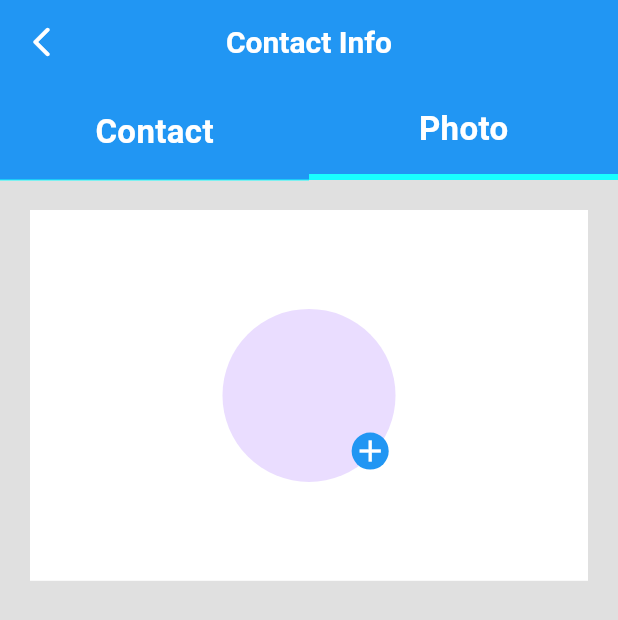
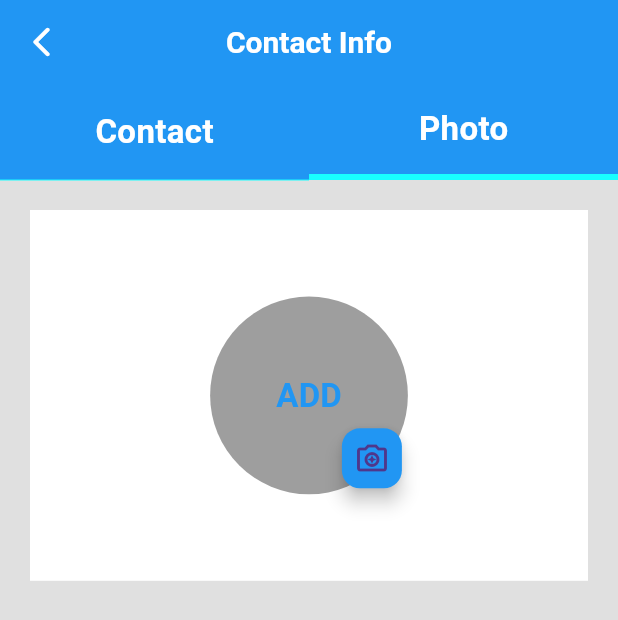
Before and after one commit to Vedpatel28/flutter_resume_builder_app, a Flutter app: the contact_info_page screen opened by its route, after a tap on "Photo", on a phone screen of 412 x 824 dp. Shown: the top 620 px of the screen. Run offline on Flutter 3.47's test engine with Material 2 defaults, Android fonts, the phone set to English and light mode, and no system bars; our stand-ins replace image_picker; accounts and stored records are empty.

Commit message:
VP | 22/04/23 | # photo add Page Complit

```diff
--- a/lib/views/modals/modals_varibles.dart
+++ b/lib/views/modals/modals_varibles.dart
@@ -1,3 +1,4 @@
+import 'dart:io';
 class allGlobalvar {
   static String? name;
   static String? email;
@@ -5,4 +6,5 @@ class allGlobalvar {
   static String? ad1;
   static String? ad2;
   static String? ad3;
+  static File? image;
 }
--- a/lib/views/screen/contact_info_page.dart
+++ b/lib/views/screen/contact_info_page.dart
@@ -1,9 +1,11 @@
+import 'dart:io';
 import 'package:flutter/material.dart';
 import 'package:flutter/services.dart';
 import 'package:flutter_resume_builder_app/utils/back_button_icon.dart';
 import 'package:flutter_resume_builder_app/utils/theme_utils.dart';
 import 'package:flutter_resume_builder_app/views/component/resume_snackbar.dart';
 import 'package:flutter_resume_builder_app/views/modals/modals_varibles.dart';
+import 'package:image_picker/image_picker.dart';
 
 class contact_info_page extends StatefulWidget {
   const contact_info_page({Key? key}) : super(key: key);
@@ -16,6 +18,8 @@ class _contact_info_pageState extends State<contact_info_page> {
   int ix = 0;
 
   GlobalKey<FormState> formmet = GlobalKey<FormState>();
+
+  ImagePicker imagepic = ImagePicker();
 
   @override
   Widget build(BuildContext context) {
@@ -104,7 +108,7 @@ class _contact_info_pageState extends State<contact_info_page> {
             Expanded(
               flex: 11,
               child: Padding(
-                padding: EdgeInsets.all(20),
+                padding: const EdgeInsets.all(20),
                 child: IndexedStack(
                   index: ix,
                   children: [
@@ -326,7 +330,7 @@ class _contact_info_pageState extends State<contact_info_page> {
                                       Row(
                                         children: [
                                           // Expanded(),
-                                          Spacer(),
+                                          const Spacer(),
                                           SizedBox(width: s.width * 0.1),
                                           Expanded(
                                             flex: 11,
@@ -353,7 +357,7 @@ class _contact_info_pageState extends State<contact_info_page> {
                                           //     size: s.height * 0.05,
                                           //   ),
                                           // ),
-                                          Spacer(),
+                                          const Spacer(),
                                           SizedBox(width: s.width * 0.1),
                                           Expanded(
                                             flex: 11,
@@ -402,26 +406,74 @@ class _contact_info_pageState extends State<contact_info_page> {
                       ),
                       alignment: Alignment.center,
                       child: Stack(
+                        alignment: Alignment.bottomRight,
                         children: [
                           CircleAvatar(
-                            radius: s.height * 0.07,
+                            radius: s.height * 0.08,
                             foregroundColor: Colors.grey,
-                            child: Align(
-                              alignment: Alignment(0.9, 0.9),
-                              child: Container(
-                                height: s.height * 0.04,
-                                width: s.width * 0.06,
-                                decoration: const BoxDecoration(
-                                  color: Colors.blue,
-                                  shape: BoxShape.circle,
+                            backgroundColor: Colors.grey,
+                            foregroundImage: (allGlobalvar.image != null)
+                                ? FileImage(allGlobalvar.image!)
+                                : null,
+                            child: Text("ADD", style: titeltext),
+                          ),
+                          FloatingActionButton.small(
+                            elevation: 5,
+                            onPressed: () {
+                              showDialog(
+                                context: context,
+                                builder: (context) => AlertDialog(
+                                  alignment: Alignment.center,
+                                  shadowColor: Colors.black,
+                                  shape: UnderlineInputBorder(
+                                    borderRadius: BorderRadius.circular(20)),
+                                  title: Text("Select For Add Image",style: titeltext),
+                                  icon: const Icon(Icons.add_photo_alternate_outlined),
+                                  elevation: 4,
+                                  buttonPadding: const EdgeInsets.all(12),
+                                  content: Container(
+                                    height: s.height*0.1,
+                                    alignment: Alignment.center,
+                                    child: const Text("Click Camera 📷 Button For Add Live Photo.\n"
+                                        "Click Gallery 🌌 Button For Add all ready Clicked Photo.\n"),
+                                  ),
+                                  actions: [
+                                    ElevatedButton.icon(
+                                      onPressed: () async {
+                                        Navigator.of(context).pop();
+                                        XFile? img = await imagepic.pickImage(
+                                            source: ImageSource.camera);
+                                        if (img != null) {
+                                          setState(() {
+                                            allGlobalvar.image = File(img.path);
+                                          });
+                                        }
+                                      },
+                                      label: const Text("Camera"),
+                                      icon:
+                                          const Icon(Icons.camera_alt_outlined),
+                                    ),
+                                    ElevatedButton.icon(
+                                      onPressed: () async {
+                                        Navigator.of(context).pop();
+                                        XFile? img = await imagepic.pickImage(
+                                            source: ImageSource.gallery);
+                                        if (img != null) {
+                                          setState(() {
+                                            allGlobalvar.image = File(img.path);
+                                          });
+                                        }
+                                      },
+                                      label: const Text("Gallery"),
+                                      icon: const Icon(Icons.photo_library),
+                                    ),
+                                  ],
                                 ),
-                                alignment: AlignmentDirectional.center,
-                                child: const Icon(
-                                  Icons.add,
-                                  color: Colors.white,
-                                ),
-                              ),
-                            ),
+                              );
+                            },
+                            backgroundColor: Colors.blue,
+                            child: const Icon(
+                                Icons.enhance_photo_translate_outlined),
                           ),
                         ],
                       ),
--- a/lib/views/screen/resume_finel_page.dart
+++ b/lib/views/screen/resume_finel_page.dart
@@ -1,4 +1,5 @@
 import 'package:flutter/material.dart';
+import 'package:flutter_resume_builder_app/views/modals/modals_varibles.dart';
 
 class resume_finel_page extends StatefulWidget {
   const resume_finel_page({Key? key}) : super(key: key);
@@ -22,6 +23,11 @@ class _resume_finel_pageState extends State<resume_finel_page> {
                 width: s.width * 0.4,
                 height: s.height * 0.97,
                 color: Colors.black,
+                child: CircleAvatar(
+                  foregroundImage: (allGlobalvar.image != null)
+                      ? FileImage(allGlobalvar.image!)
+                      : null,
+                ),
               ),
               SingleChildScrollView(
                 scrollDirection: Axis.vertical,
--- a/pubspec.yaml
+++ b/pubspec.yaml
@@ -35,6 +35,7 @@ dependencies:
   # The following adds the Cupertino Icons font to your application.
   # Use with the CupertinoIcons class for iOS style icons.
   cupertino_icons: ^1.0.2
+  image_picker: ^0.8.7+4
 
 dev_dependencies:
   flutter_test:
```
Also changed, not shown: pubspec.lock.
